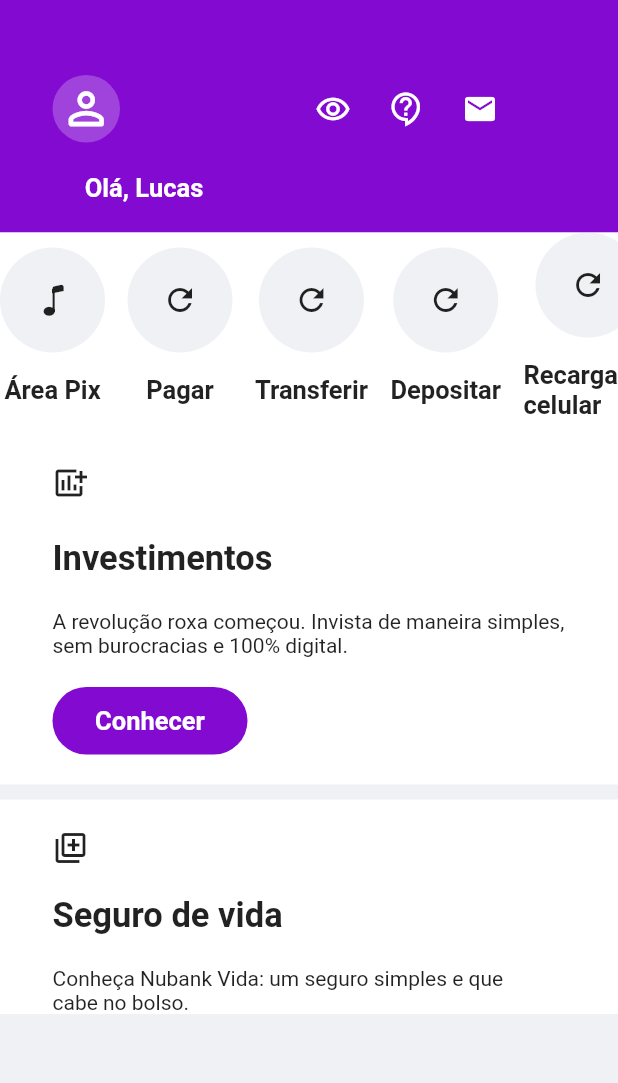
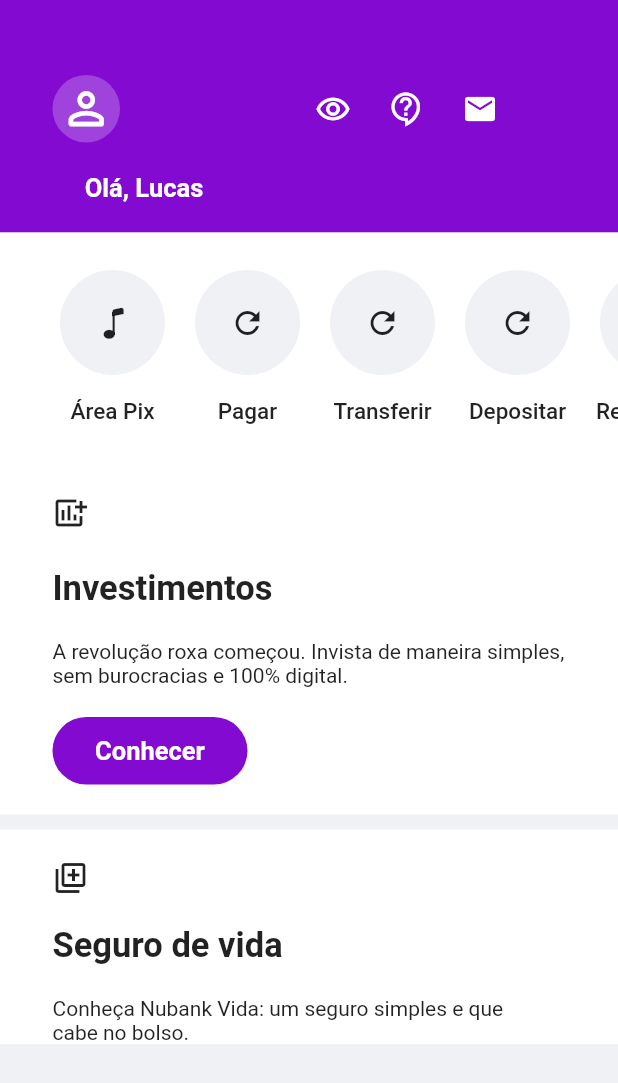
Before and after one commit to lucasbustamante/Clone_NuBank, a Flutter app: the screen it shows after launch, on a phone screen of 412 x 824 dp. Shown: the top 1083 px of the screen. Run offline on Flutter 3.47's test engine with Material 2 defaults, Android fonts, the phone set to English and light mode, and no system bars.

Commit message:
18102021

```diff
--- a/lib/designer/circle_button.dart
+++ b/lib/designer/circle_button.dart
@@ -8,7 +8,8 @@ class CircleButton extends StatelessWidget {
 
   @override
   Widget build(BuildContext context) {
-    return Column(
+    return Container(width: 90, height: 130,
+      child: Column(
         children: [
           Container(
             height: 70,
@@ -20,8 +21,10 @@ class CircleButton extends StatelessWidget {
           SizedBox(
             height: 15,
           ),
-        Text(text, style: TextStyle(fontWeight: FontWeight.bold, fontSize: 17))
+          Text(text, style: TextStyle(fontWeight: FontWeight.w500, fontSize: 15,
+           ), textAlign: TextAlign.center,),
         ],
+      ),
     );
   }
 }
--- a/lib/src/home_page.dart
+++ b/lib/src/home_page.dart
@@ -1,11 +1,8 @@
 import 'package:flutter/material.dart';
 import 'package:nubank/designer/bootstrap_icons.dart';
-import 'package:nubank/designer/card.dart';
 import 'package:nubank/designer/circle_button.dart';
 import 'package:nubank/src/investments.dart';
 import 'package:nubank/src/insurance.dart';
-import 'account_page.dart';
-
 
 class HomePage extends StatefulWidget {
   const HomePage({Key? key}) : super(key: key);
@@ -86,25 +83,44 @@ class _HomePageState extends State<HomePage> {
                     children: [
                       SingleChildScrollView(
                         scrollDirection: Axis.horizontal,
+                        child: Padding(
+                          padding: const EdgeInsets.only(
+                              left: 30, right: 30, top: 25),
                           child: Row(
                             children: [
-                            CircleButton('Área Pix',
-                            icon: BootstrapIcons.music_note,),
-                            SizedBox(width:15),
                               CircleButton(
-                              'Pagar', icon: Icons.refresh
+                                'Área Pix',
+                                icon: BootstrapIcons.music_note,
                               ),
-                            SizedBox(width: 15,),
+                              CircleButton('Pagar', icon: Icons.refresh),
                               CircleButton('Transferir', icon: Icons.refresh),
-                            SizedBox(width: 15,),
                               CircleButton('Depositar', icon: Icons.refresh),
-                            SizedBox(width: 15,),
-                            CircleButton('Recarga de\ncelular', icon: Icons.refresh),
+                              CircleButton('Recarga de celular',
+                                  icon: Icons.refresh),
+                              CircleButton('Cobrar', icon: Icons.refresh),
+                              CircleButton('Transferir Internac.'),
+                              Stack(children: [
+                                CircleButton('Encontrar atalhos'),
+                                Padding(
+                                  padding:
+                                      const EdgeInsets.only(top: 45, left: 28),
+                                  child: Container(
+                                    child: Center(
+                                        child: Text('Dica',
+                                            style: TextStyle(
+                                                color: Colors.white,
+                                                fontWeight: FontWeight.w500))),
+                                    decoration: BoxDecoration(
+                                        color: Color(0xff830ad1),
+                                        borderRadius: BorderRadius.circular(5)),
+                                    height: 22,
+                                    width: 35,
+                                  ),
+                                )
+                              ])
                             ],
                           ),
                         ),
-                      SizedBox(
-                        height: 10,
                       ),
                     ],
                   ),
```
Lines whose indentation alone changed are shown as unchanged.
